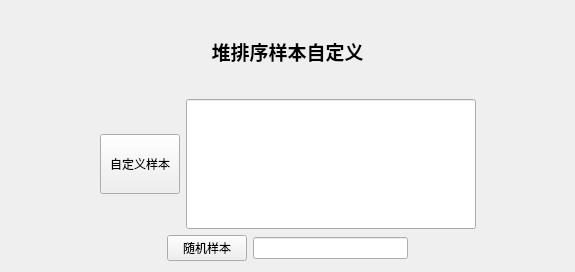
First picture: the form in treedata.ui, repository asideeeee/Various-Sorting-Visualizations, before the edit.
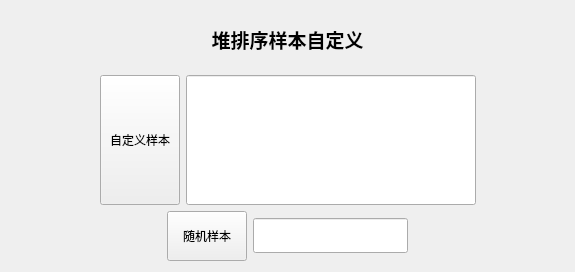
Second picture: the form after the edit.

```diff
--- a/treedata.ui
+++ b/treedata.ui
@@ -18,21 +18,39 @@
   </property>
   <property name="maximumSize">
    <size>
-    <width>760</width>
-    <height>320</height>
+    <width>16777215</width>
+    <height>16777215</height>
    </size>
   </property>
   <property name="windowTitle">
    <string>Widget</string>
   </property>
-  <layout class="QVBoxLayout" name="verticalLayout" stretch="0,6,1">
+  <layout class="QVBoxLayout" name="verticalLayout_2">
+   <item>
+    <layout class="QVBoxLayout" name="verticalLayout" stretch="2,6,1">
+     <item>
+      <layout class="QHBoxLayout" name="horizontalLayout_3">
    <item>
     <widget class="QLabel" name="label">
+         <property name="sizePolicy">
+          <sizepolicy hsizetype="Minimum" vsizetype="Minimum">
+           <horstretch>0</horstretch>
+           <verstretch>0</verstretch>
+          </sizepolicy>
+         </property>
+         <property name="maximumSize">
+          <size>
+           <width>16777215</width>
+           <height>300</height>
+          </size>
+         </property>
      <property name="text">
       <string>&lt;html&gt;&lt;head/&gt;&lt;body&gt;&lt;p align=&quot;center&quot;&gt;&lt;span style=&quot; font-size:14pt; font-weight:700;&quot;&gt;堆排序样本自定义&lt;/span&gt;&lt;/p&gt;&lt;/body&gt;&lt;/html&gt;</string>
      </property>
     </widget>
    </item>
+      </layout>
+     </item>
    <item>
     <layout class="QHBoxLayout" name="horizontalLayout">
      <item>
@@ -65,7 +83,7 @@
        <property name="maximumSize">
         <size>
          <width>16777215</width>
-         <height>60</height>
+           <height>16777215</height>
         </size>
        </property>
        <property name="text">
@@ -83,8 +101,8 @@
        </property>
        <property name="maximumSize">
         <size>
-         <width>290</width>
-         <height>130</height>
+           <width>16777215</width>
+           <height>16777215</height>
         </size>
        </property>
        <property name="mouseTracking">
@@ -136,13 +154,26 @@
          <verstretch>0</verstretch>
         </sizepolicy>
        </property>
+         <property name="minimumSize">
+          <size>
+           <width>0</width>
+           <height>50</height>
+          </size>
+         </property>
        <property name="text">
         <string>随机样本</string>
        </property>
       </widget>
      </item>
      <item>
-      <widget class="QLineEdit" name="lineedit1"/>
+        <widget class="QLineEdit" name="lineedit1">
+         <property name="minimumSize">
+          <size>
+           <width>0</width>
+           <height>35</height>
+          </size>
+         </property>
+        </widget>
      </item>
      <item>
       <spacer name="horizontalSpacer_2">
@@ -156,6 +187,8 @@
         </size>
        </property>
       </spacer>
+       </item>
+      </layout>
      </item>
     </layout>
    </item>
```
Lines whose indentation alone changed are shown as unchanged.
